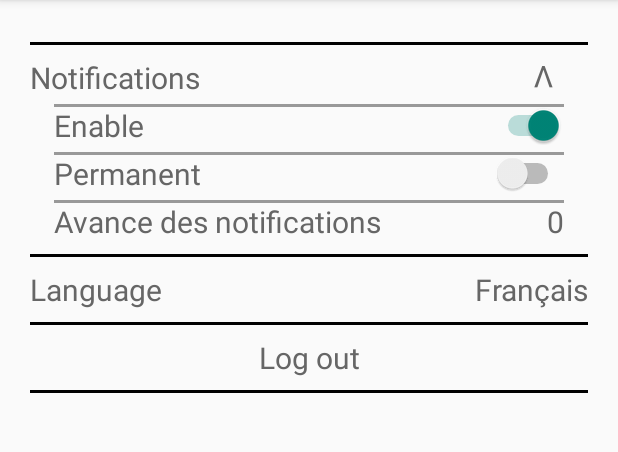
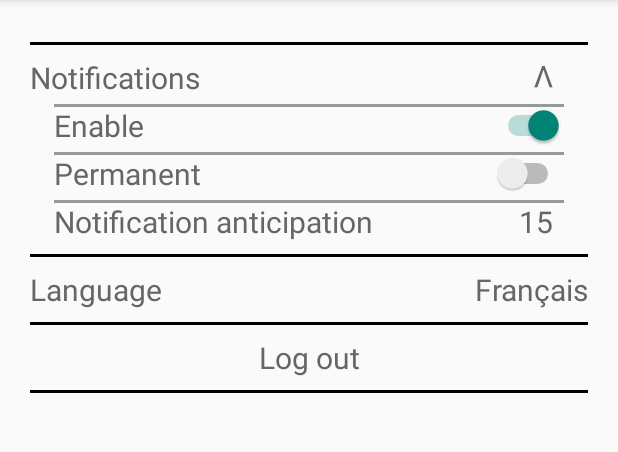
Before and after one commit to ArthurVinbeau/UQACLife, an Android app: the SettingsActivity screen opened directly, with no data from a screen before it, after a tap on "Notifications", on a phone screen of 412 x 824 dp, the part 84-536 px from its top. Run offline under Robolectric (Android 15) with nearby library versions, the phone set to English and light mode, and no system bars; our stand-ins replace Volley.

Commit message:
localisation modification and minor fixes

```diff
--- a/app/src/main/java/uqac/dim/uqaclife/MainActivity.java
+++ b/app/src/main/java/uqac/dim/uqaclife/MainActivity.java
@@ -205,11 +205,15 @@ public class MainActivity extends AppCompatActivity {
     protected void onResume() {
         super.onResume();
 
-        weeklist_layout = findViewById(R.id.weekList);
-        swipe = findViewById(R.id.pullToRefresh);
-        Log.i("request", "onResume : weeklist_layout : " + (weeklist_layout != null) + " | pull : " + (swipe != null));
-        if(swipe != null && weeklist_layout != null)
+        if(findViewById(R.id.pullToRefresh) != null && findViewById(R.id.weekList) != null) {
+            weeklist_layout = findViewById(R.id.weekList);
+            swipe = findViewById(R.id.pullToRefresh);
+            Log.i("request", "onResume : weeklist_layout : true | pull : true");
             show_week(null, true);
+        }
+        else
+            Log.i("request", "onResume : weeklist_layout : false | pull : false");
+
     }
 
     public void versLInfini(View v) {
@@ -423,7 +427,7 @@ public class MainActivity extends AppCompatActivity {
                                 final boolean notify = sharedPref.getBoolean("switchnotif",true);
                                 final boolean service = sharedPref.getBoolean("switchservice",false);
                                 if(notify) {
-                                    int toadd  = sharedPref.getInt("minutetoadd",0) * 60000;
+                                    int toadd  = sharedPref.getInt("minutetoadd",15) * 60000;
 
                                     Calendar cal = Calendar.getInstance();
                                     Calendar toret = Calendar.getInstance();
--- a/app/src/main/java/uqac/dim/uqaclife/SettingsActivity.java
+++ b/app/src/main/java/uqac/dim/uqaclife/SettingsActivity.java
@@ -146,7 +146,7 @@ public class SettingsActivity extends MainActivity {
 
                         np.setMinValue(0);
                         np.setMaxValue(59);
-                        np.setValue(sharedPref.getInt("minutetoadd", 0));
+                        np.setValue(sharedPref.getInt("minutetoadd", 15));
                         final PopupWindow popupWindow = new PopupWindow(popupView, width, height, focusable);
 
                         // show the popup window
@@ -166,7 +166,7 @@ public class SettingsActivity extends MainActivity {
                 };
         LinearLayout l1 = findViewById(R.id.delay_layout);
         l1.setOnClickListener(o2);
-        t2.setText(Integer.toString(sharedPref.getInt("minutetoadd",0)));
+        t2.setText(Integer.toString(sharedPref.getInt("minutetoadd",15)));
 
     }
 
--- a/app/src/main/res/layout/activity_setttings.xml
+++ b/app/src/main/res/layout/activity_setttings.xml
@@ -159,16 +159,19 @@
 
                         <TextView
                             android:id="@+id/textView5"
-                            android:layout_width="wrap_content"
+                            android:layout_width="0dp"
                             android:layout_height="wrap_content"
+                            android:layout_weight="5"
                             android:text="@string/avancedesnotification"
+                            android:textAlignment="textStart"
                             android:textSize="20sp" />
 
                         <TextView
                             android:id="@+id/textView6"
-                            android:layout_width="wrap_content"
+                            android:layout_width="0dp"
                             android:layout_height="wrap_content"
                             android:layout_weight="1"
+                            android:paddingEnd="7dp"
                             android:textAlignment="textEnd"
                             android:textSize="20sp" />
                     </LinearLayout>
--- a/app/src/main/res/values/strings.xml
+++ b/app/src/main/res/values/strings.xml
@@ -76,6 +76,7 @@
     <string name="language_18" translatable="false">Zulu</string>
     <string name="Switch_Notification">Enable</string>
     <string name="Switch_service">Permanent</string>
+    <string name="avancedesnotification">Notification anticipation</string>
     <string name="avancedesnotification">Avance des notifications</string>
     <string name="about">About</string>
     <string name="about_description" translatable="false">/*\n
```
Also changed, not shown: 1 other file.
